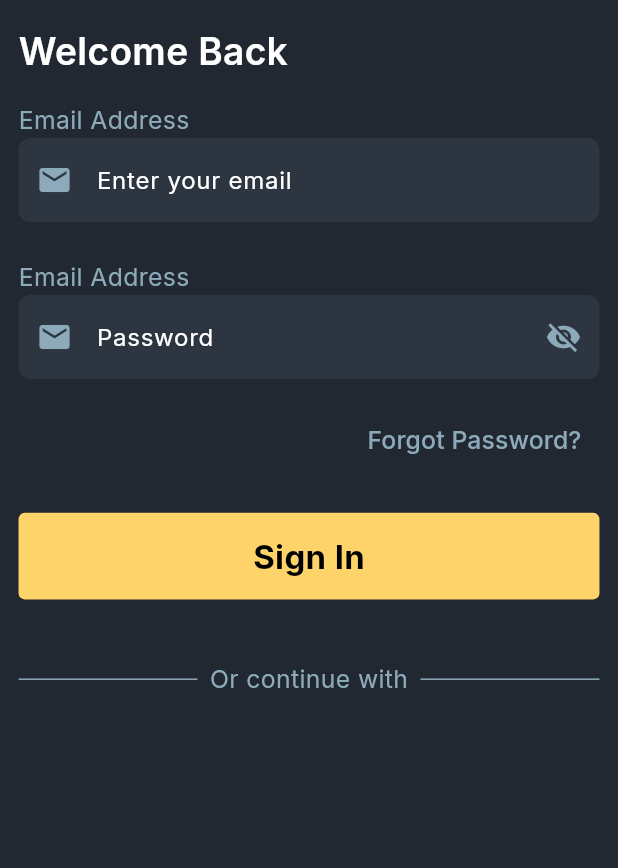
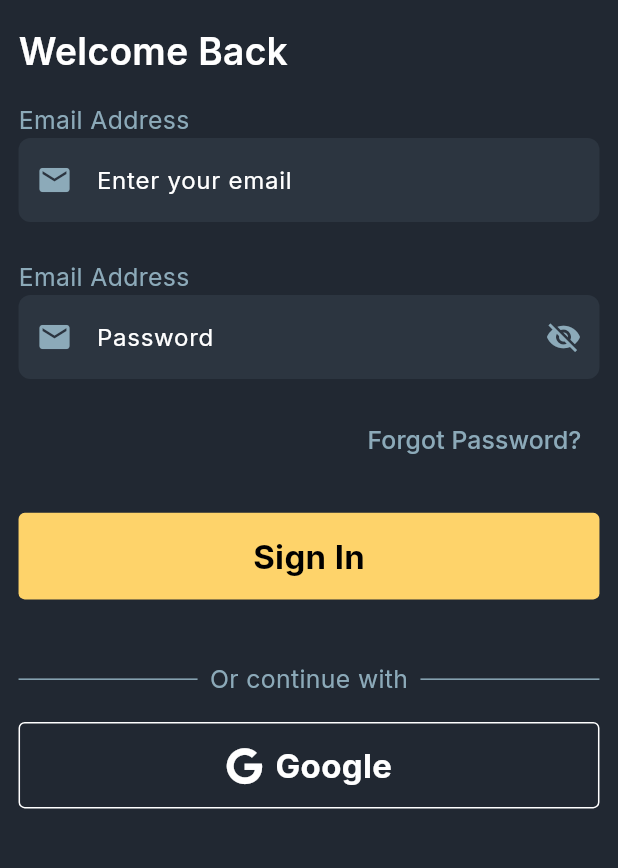
Before and after one commit to SyedAbdalAhmedShah/task_manager, a Flutter app: the screen it shows after launch, after a tap on "Get Started", on a phone screen of 412 x 824 dp, the part 173-1041 px from its top. Run offline on Flutter 3.47's test engine with Material 3 defaults, Android fonts, the phone set to English and light mode, and no system bars; our stand-ins replace font_awesome_flutter, gap, google_fonts, sizer.

Commit message:
stuff added

```diff
--- /dev/null
+++ b/lib/components/or_divider.dart
@@ -0,0 +1,40 @@
+import 'package:flutter/material.dart';
+import 'package:sizer/sizer.dart';
+import 'package:task_manager/constants/app_colors.dart';
+import 'package:task_manager/constants/app_strings.dart';
+
+class OrDivider extends StatelessWidget {
+  const OrDivider({
+    super.key,
+  });
+
+  @override
+  Widget build(BuildContext context) {
+    return Row(
+      children: [
+        const Expanded(
+          child: Divider(
+            color: textColorSecondary,
+            thickness: 1,
+          ),
+        ),
+        Padding(
+          padding: EdgeInsets.symmetric(horizontal: 2.w),
+          child: Text(
+            orContinueWith,
+            style: TextStyle(
+              color: textColorSecondary,
+              fontSize: 12.sp,
+            ),
+          ),
+        ),
+        const Expanded(
+          child: Divider(
+            color: textColorSecondary,
+            thickness: 1,
+          ),
+        ),
+      ],
+    );
+  }
+}
--- a/lib/components/primary_button.dart
+++ b/lib/components/primary_button.dart
@@ -7,10 +7,10 @@ class PrimaryButton extends StatelessWidget {
   final VoidCallback onPressed;
 
   const PrimaryButton({
-    Key? key,
+    super.key,
     required this.text,
     required this.onPressed,
-  }) : super(key: key);
+  });
 
   @override
   Widget build(BuildContext context) {
--- /dev/null
+++ b/lib/components/secondary_button.dart
@@ -0,0 +1,50 @@
+import 'package:flutter/material.dart';
+import 'package:gap/gap.dart';
+import 'package:sizer/sizer.dart';
+import 'package:font_awesome_flutter/font_awesome_flutter.dart';
+
+class SecondaryButton extends StatelessWidget {
+  final String text;
+  final VoidCallback onPressed;
+
+  const SecondaryButton({
+    super.key,
+    required this.text,
+    required this.onPressed,
+  });
+
+  @override
+  Widget build(BuildContext context) {
+    return GestureDetector(
+      onTap: onPressed,
+      child: Container(
+        width: double.infinity,
+        height: 7.h,
+        alignment: Alignment.center,
+        decoration: BoxDecoration(
+          border: Border.all(color: Colors.white),
+          borderRadius: BorderRadius.circular(1.w),
+        ),
+        child: Row(
+          mainAxisAlignment: MainAxisAlignment.center,
+          children: [
+            Icon(
+              FontAwesomeIcons.google,
+              color: Colors.white,
+              size: 6.w,
+            ),
+            Gap(2.w),
+            Text(
+              text,
+              style: TextStyle(
+                color: Colors.white,
+                fontSize: 16.sp,
+                fontWeight: FontWeight.bold,
+              ),
+            ),
+          ],
+        ),
+      ),
+    );
+  }
+}
--- a/lib/constants/app_strings.dart
+++ b/lib/constants/app_strings.dart
@@ -13,3 +13,4 @@ const alreadyHaveAccount = 'Already have an account?';
 const enterEmail = "Enter your email";
 const enterPassword = "Enter your password";
 const orContinueWith = 'Or continue with';
+const continueWithGoogle = 'Google';
--- a/lib/views/auth/sign_in_view.dart
+++ b/lib/views/auth/sign_in_view.dart
@@ -3,7 +3,9 @@ import 'package:gap/gap.dart';
 import 'package:sizer/sizer.dart';
 import 'package:task_manager/components/app_text_field.dart';
 import 'package:task_manager/components/logo_image.dart';
+import 'package:task_manager/components/or_divider.dart';
 import 'package:task_manager/components/primary_button.dart';
+import 'package:task_manager/components/secondary_button.dart';
 import 'package:task_manager/constants/app_colors.dart';
 import 'package:task_manager/constants/app_strings.dart';
 
@@ -83,31 +85,11 @@ class SignInView extends StatelessWidget {
                 onPressed: () {},
               ),
               Gap(5.h),
-              Row(
-                children: [
-                  const Expanded(
-                    child: Divider(
-                      color: textColorSecondary,
-                      thickness: 1,
-                    ),
-                  ),
-                  Padding(
-                    padding: EdgeInsets.symmetric(horizontal: 2.w),
-                    child: Text(
-                      orContinueWith,
-                      style: TextStyle(
-                        color: textColorSecondary,
-                        fontSize: 12.sp,
-                      ),
-                    ),
-                  ),
-                  const Expanded(
-                    child: Divider(
-                      color: textColorSecondary,
-                      thickness: 1,
-                    ),
-                  ),
-                ],
+              const OrDivider(),
+              Gap(2.h),
+              SecondaryButton(
+                text: continueWithGoogle,
+                onPressed: () {},
               ),
             ],
           ),
--- a/pubspec.yaml
+++ b/pubspec.yaml
@@ -39,6 +39,8 @@ dependencies:
   google_fonts: ^6.1.0
   gap: ^3.0.1
   hydrated_bloc: ^9.1.4
+  font_awesome_flutter: ^10.7.0
+
 
 dev_dependencies:
   flutter_test:
```
